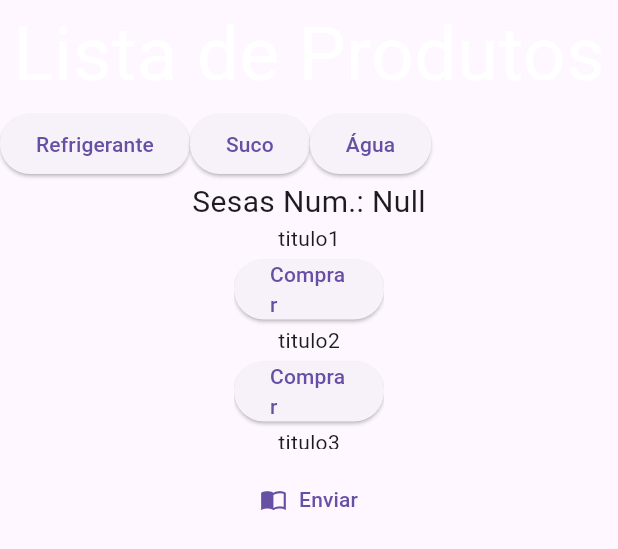
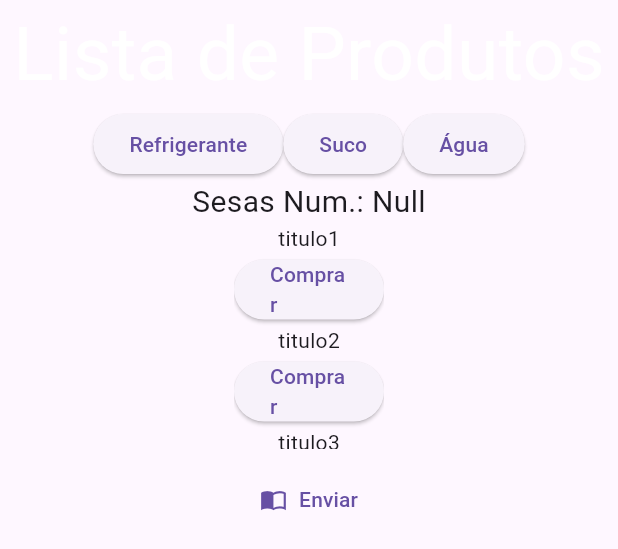
Before and after one commit to DeltaPrice-Pedro/Estoque_Delta, a Flutter app: the Products widget shown alone on an empty page, opened directly, on a phone screen of 412 x 824 dp. Shown: the top 549 px of the screen. Run offline on Flutter 3.47's test engine with Material 3 defaults, Android fonts, the phone set to English and light mode, and no system bars.

Commit message:
Update products.dart

```diff
--- a/lib/menu/products.dart
+++ b/lib/menu/products.dart
@@ -31,7 +31,7 @@ class _Products extends State<Products> {
         style: TextStyle(color: Colors.white, fontSize: 50),
       ),
       Row(
-        crossAxisAlignment: CrossAxisAlignment.center,
+        mainAxisAlignment: MainAxisAlignment.center,
         children: [
           ElevatedButton(onPressed: () {}, child: Text('Refrigerante')),
           ElevatedButton(onPressed: () {}, child: Text('Suco')),
```
